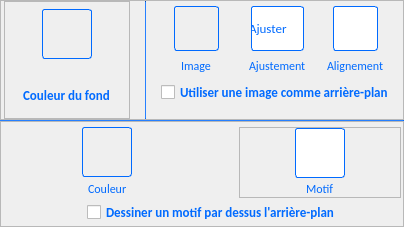
Qt form PhotosConsigne/ui/Background.ui (FlorianLance/PhotosConsigne) before a commit.
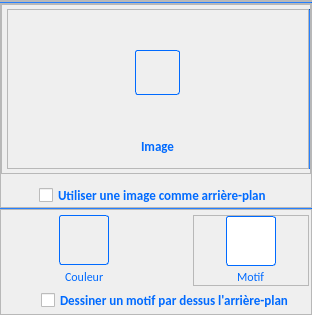
The same form after that commit. Icons and pictures are not drawn.

```diff
--- a/PhotosConsigne/ui/Background.ui
+++ b/PhotosConsigne/ui/Background.ui
@@ -6,8 +6,8 @@
    <rect>
     <x>0</x>
     <y>0</y>
-    <width>404</width>
-    <height>221</height>
+    <width>312</width>
+    <height>301</height>
    </rect>
   </property>
   <property name="windowTitle">
@@ -29,181 +29,107 @@
    <property name="spacing">
     <number>0</number>
    </property>
+   <item row="1" column="0">
+    <widget class="Line" name="line_3">
+     <property name="maximumSize">
+      <size>
+       <width>16777215</width>
+       <height>1</height>
+      </size>
+     </property>
+     <property name="styleSheet">
+      <string notr="true">	background-color: rgb(0,106,255);</string>
+     </property>
+     <property name="orientation">
+      <enum>Qt::Horizontal</enum>
+     </property>
+    </widget>
+   </item>
    <item row="0" column="0">
-    <widget class="QFrame" name="frameBackground">
-     <property name="enabled">
-      <bool>true</bool>
-     </property>
+    <widget class="QFrame" name="frameDegraded">
      <property name="minimumSize">
       <size>
        <width>0</width>
-       <height>120</height>
+       <height>0</height>
       </size>
      </property>
-     <property name="styleSheet">
-      <string notr="true"/>
+     <property name="frameShape">
+      <enum>QFrame::StyledPanel</enum>
      </property>
+     <property name="frameShadow">
+      <enum>QFrame::Raised</enum>
+     </property>
+     <layout class="QVBoxLayout" name="vlDegraded">
+      <property name="spacing">
+       <number>0</number>
+      </property>
+      <property name="leftMargin">
+       <number>0</number>
+      </property>
+      <property name="topMargin">
+       <number>0</number>
+      </property>
+      <property name="rightMargin">
+       <number>0</number>
+      </property>
+      <property name="bottomMargin">
+       <number>0</number>
+      </property>
+     </layout>
+    </widget>
+   </item>
+   <item row="2" column="0">
+    <widget class="QFrame" name="frameBackgroundImage">
+     <property name="sizePolicy">
+      <sizepolicy hsizetype="Preferred" vsizetype="Minimum">
+       <horstretch>0</horstretch>
+       <verstretch>0</verstretch>
+      </sizepolicy>
+     </property>
+     <property name="minimumSize">
+      <size>
+       <width>0</width>
+       <height>0</height>
+      </size>
+     </property>
      <property name="frameShape">
       <enum>QFrame::StyledPanel</enum>
      </property>
      <property name="frameShadow">
       <enum>QFrame::Raised</enum>
      </property>
-     <layout class="QGridLayout" name="gridLayout_14">
+     <layout class="QGridLayout" name="gridLayout_2">
       <property name="leftMargin">
-       <number>3</number>
+       <number>0</number>
       </property>
       <property name="topMargin">
        <number>0</number>
       </property>
+      <property name="rightMargin">
+       <number>0</number>
+      </property>
       <property name="bottomMargin">
        <number>0</number>
       </property>
       <property name="horizontalSpacing">
-       <number>15</number>
+       <number>0</number>
       </property>
-      <item row="0" column="0">
-       <widget class="QFrame" name="frameColorPage">
-        <property name="enabled">
-         <bool>true</bool>
-        </property>
-        <property name="minimumSize">
-         <size>
-          <width>0</width>
-          <height>0</height>
-         </size>
-        </property>
-        <property name="maximumSize">
-         <size>
-          <width>200</width>
-          <height>16777215</height>
-         </size>
-        </property>
-        <property name="styleSheet">
-         <string notr="true"/>
-        </property>
-        <property name="frameShape">
-         <enum>QFrame::StyledPanel</enum>
-        </property>
-        <property name="frameShadow">
-         <enum>QFrame::Raised</enum>
-        </property>
-        <layout class="QVBoxLayout" name="verticalLayout_26">
-         <property name="spacing">
-          <number>14</number>
-         </property>
-         <property name="leftMargin">
-          <number>2</number>
-         </property>
-         <property name="topMargin">
-          <number>7</number>
-         </property>
-         <property name="rightMargin">
-          <number>2</number>
-         </property>
-         <property name="bottomMargin">
-          <number>0</number>
-         </property>
-         <item alignment="Qt::AlignHCenter|Qt::AlignTop">
-          <widget class="QToolButton" name="tbColorPage">
-           <property name="minimumSize">
-            <size>
-             <width>50</width>
-             <height>50</height>
-            </size>
-           </property>
-           <property name="maximumSize">
-            <size>
-             <width>50</width>
-             <height>50</height>
-            </size>
-           </property>
-           <property name="toolTip">
-            <string>&lt;html&gt;&lt;head/&gt;&lt;body&gt;&lt;p&gt;Couleur du fond de la page&lt;/p&gt;&lt;p&gt;&lt;br/&gt;&lt;/p&gt;&lt;/body&gt;&lt;/html&gt;</string>
-           </property>
-           <property name="styleSheet">
-            <string notr="true"> QToolButton:pressed {
- background-color: white;
-     background-color: qlineargradient(x1: 0, y1: 0, x2: 0, y2: 1,
-                                       stop: 0 #f6f7fa, stop: 1 #dadbde);
-
- }
- 
-
-
-QToolButton:hover:!pressed
-{
-     background-color: qlineargradient(x1: 0, y1: 0, x2: 0, y2: 1,
-                                       stop: 0 #dadbde, stop: 1 #f6f7fa);
-}QToolButton {
-
-    border: 1px solid rgb(0,106,255);
-    border-radius: 3px;
-}
-
-</string>
-           </property>
-           <property name="text">
-            <string/>
-           </property>
-           <property name="iconSize">
-            <size>
-             <width>50</width>
-             <height>50</height>
-            </size>
-           </property>
-          </widget>
-         </item>
-         <item alignment="Qt::AlignHCenter">
-          <widget class="QLabel" name="laColorPage">
-           <property name="styleSheet">
-            <string notr="true">QWidget {
-  
-	color : rgb(0,106,255);
-    font:  bold 10pt Calibri;
-
-
- }
-
-
-QWidget:!enabled {
-  
-	color : rgb(150,150,150);
-    font:  bold 10pt Calibri;
- }
-</string>
-           </property>
-           <property name="text">
-            <string>Couleur du fond</string>
-           </property>
-          </widget>
-         </item>
-        </layout>
-       </widget>
-      </item>
-      <item row="0" column="1">
-       <widget class="Line" name="line_10">
-        <property name="maximumSize">
-         <size>
-          <width>1</width>
-          <height>16777215</height>
-         </size>
-        </property>
-        <property name="styleSheet">
-         <string notr="true">	background-color: rgb(0,106,255);</string>
-        </property>
-        <property name="orientation">
-         <enum>Qt::Vertical</enum>
-        </property>
-       </widget>
-      </item>
-      <item row="0" column="2">
+      <property name="verticalSpacing">
+       <number>10</number>
+      </property>
+      <item row="0" column="0" colspan="2">
        <widget class="QFrame" name="frameBackgroundImageSettings">
-        <property name="styleSheet">
-         <string notr="true">.QFrame{
-    border: 0px solid gray;
-    border-radius: 0px;
-}</string>
+        <property name="sizePolicy">
+         <sizepolicy hsizetype="Preferred" vsizetype="Minimum">
+          <horstretch>0</horstretch>
+          <verstretch>0</verstretch>
+         </sizepolicy>
+        </property>
+        <property name="maximumSize">
+         <size>
+          <width>16777215</width>
+          <height>315</height>
+         </size>
         </property>
         <property name="frameShape">
          <enum>QFrame::StyledPanel</enum>
@@ -211,186 +137,30 @@
         <property name="frameShadow">
          <enum>QFrame::Raised</enum>
         </property>
-        <layout class="QGridLayout" name="gridLayout_31">
-         <property name="leftMargin">
+        <layout class="QHBoxLayout" name="hlBackgroundImageSettings">
+         <property name="spacing">
           <number>0</number>
          </property>
-         <property name="topMargin">
+         <property name="leftMargin">
           <number>5</number>
          </property>
+         <property name="topMargin">
+          <number>4</number>
+         </property>
          <property name="rightMargin">
           <number>0</number>
          </property>
          <property name="bottomMargin">
-          <number>15</number>
+          <number>4</number>
          </property>
-         <property name="spacing">
-          <number>3</number>
-         </property>
-         <item row="0" column="1">
-          <widget class="QFrame" name="frameAdjustBackgroundImage">
-           <property name="frameShape">
-            <enum>QFrame::StyledPanel</enum>
+         <item>
+          <widget class="QFrame" name="frameBackgroundImageChoice">
+           <property name="sizePolicy">
+            <sizepolicy hsizetype="Preferred" vsizetype="Minimum">
+             <horstretch>0</horstretch>
+             <verstretch>0</verstretch>
+            </sizepolicy>
            </property>
-           <property name="frameShadow">
-            <enum>QFrame::Raised</enum>
-           </property>
-           <layout class="QVBoxLayout" name="verticalLayout_27">
-            <property name="spacing">
-             <number>3</number>
-            </property>
-            <property name="leftMargin">
-             <number>2</number>
-            </property>
-            <property name="topMargin">
-             <number>0</number>
-            </property>
-            <property name="rightMargin">
-             <number>2</number>
-            </property>
-            <property name="bottomMargin">
-             <number>0</number>
-            </property>
-            <item alignment="Qt::AlignHCenter">
-             <widget class="QComboBox" name="cbAdjustBackgroundImage">
-              <property name="minimumSize">
-               <size>
-                <width>0</width>
-                <height>45</height>
-               </size>
-              </property>
-              <property name="maximumSize">
-               <size>
-                <width>16777215</width>
-                <height>45</height>
-               </size>
-              </property>
-              <property name="toolTip">
-               <string>&lt;html&gt;&lt;head/&gt;&lt;body&gt;&lt;p&gt;Ajustement de l'image de fond&lt;/p&gt;&lt;/body&gt;&lt;/html&gt;</string>
-              </property>
-              <property name="styleSheet">
-               <string notr="true">QComboBox {
-    border: 1px solid rgb(0,106,255);
-    border-radius: 3px;
-    padding: 1px 1px 1px -3px;
-
-	background-color: qlineargradient(x1: 0, y1: 0, x2: 0, y2: 1,
-                                       stop: 0 #dadbde, stop: 1 #f6f7fa);
-
-    font:  10pt Calibri;
-	color : rgb(150,150,150);
-}
-
-
-QComboBox:enabled {
-
-	color : rgb(0,106,255);
-}
-
-
-QComboBox::drop-down {
-	width: 0px;
-}
-
-QComboBox:hover{
-background-color: qlineargradient(x1: 0, y1: 0, x2: 0, y2: 1,
-                                       stop: 0 #f6f7fa, stop: 1 #dadbde);
-}
-
- QComboBox QAbstractItemView {
-     selection-background-color: lightgray;
- }</string>
-              </property>
-              <property name="currentIndex">
-               <number>3</number>
-              </property>
-              <property name="iconSize">
-               <size>
-                <width>72</width>
-                <height>46</height>
-               </size>
-              </property>
-              <property name="frame">
-               <bool>true</bool>
-              </property>
-              <item>
-               <property name="text">
-                <string>Centrer</string>
-               </property>
-               <property name="icon">
-                <iconset resource="../resources.qrc">
-                 <normaloff>:/images/adjust/center_bg_image</normaloff>:/images/adjust/center_bg_image</iconset>
-               </property>
-              </item>
-              <item>
-               <property name="text">
-                <string>Etirer</string>
-               </property>
-               <property name="icon">
-                <iconset resource="../resources.qrc">
-                 <normaloff>:/images/adjust/extend_bg_image</normaloff>:/images/adjust/extend_bg_image</iconset>
-               </property>
-              </item>
-              <item>
-               <property name="text">
-                <string>Remplir</string>
-               </property>
-               <property name="icon">
-                <iconset resource="../resources.qrc">
-                 <normaloff>:/images/adjust/fill_bg_image</normaloff>:/images/adjust/fill_bg_image</iconset>
-               </property>
-              </item>
-              <item>
-               <property name="text">
-                <string>Ajuster</string>
-               </property>
-               <property name="icon">
-                <iconset resource="../resources.qrc">
-                 <normaloff>:/images/adjust/adjust_bg_image</normaloff>:/images/adjust/adjust_bg_image</iconset>
-               </property>
-              </item>
-              <item>
-               <property name="text">
-                <string>Mosaïque</string>
-               </property>
-               <property name="icon">
-                <iconset resource="../resources.qrc">
-                 <normaloff>:/images/adjust/mosaic_bg_image</normaloff>:/images/adjust/mosaic_bg_image</iconset>
-               </property>
-              </item>
-             </widget>
-            </item>
-            <item alignment="Qt::AlignHCenter">
-             <widget class="QLabel" name="laAdjustBackgroundImage">
-              <property name="styleSheet">
-               <string notr="true">
-
-QWidget {
-  
-	color : rgb(0,106,255);
-     font:  9pt Calibri;
-
-
- }
-
-
-QWidget:!enabled {
-  
-	color : rgb(150,150,150);
-     font:  9pt Calibri;
- }
-</string>
-              </property>
-              <property name="text">
-               <string>Ajustement</string>
-              </property>
-             </widget>
-            </item>
-           </layout>
-          </widget>
-         </item>
-         <item row="0" column="0">
-          <widget class="QFrame" name="frameBackgroundImage">
            <property name="frameShape">
             <enum>QFrame::StyledPanel</enum>
            </property>
@@ -402,17 +172,30 @@
              <number>3</number>
             </property>
             <property name="leftMargin">
-             <number>2</number>
+             <number>10</number>
             </property>
             <property name="topMargin">
              <number>0</number>
             </property>
             <property name="rightMargin">
-             <number>7</number>
+             <number>10</number>
             </property>
             <property name="bottomMargin">
-             <number>0</number>
+             <number>13</number>
             </property>
+            <item>
+             <spacer name="verticalSpacer_3">
+              <property name="orientation">
+               <enum>Qt::Vertical</enum>
+              </property>
+              <property name="sizeHint" stdset="0">
+               <size>
+                <width>20</width>
+                <height>40</height>
+               </size>
+              </property>
+             </spacer>
+            </item>
             <item alignment="Qt::AlignHCenter|Qt::AlignVCenter">
              <widget class="QToolButton" name="tbBackgroundImage">
               <property name="minimumSize">
@@ -465,6 +248,19 @@
               </property>
              </widget>
             </item>
+            <item>
+             <spacer name="verticalSpacer_2">
+              <property name="orientation">
+               <enum>Qt::Vertical</enum>
+              </property>
+              <property name="sizeHint" stdset="0">
+               <size>
+                <width>20</width>
+                <height>40</height>
+               </size>
+              </property>
+             </spacer>
+            </item>
             <item alignment="Qt::AlignHCenter">
              <widget class="QLabel" name="laBackgroundImage">
               <property name="minimumSize">
@@ -474,12 +270,10 @@
                </size>
               </property>
               <property name="styleSheet">
-               <string notr="true">
-
-QWidget {
+               <string notr="true">QWidget {
   
 	color : rgb(0,106,255);
-     font:  9pt Calibri;
+    font:  bold 10pt Calibri;
 
 
  }
@@ -488,15 +282,8 @@
 QWidget:!enabled {
   
 	color : rgb(150,150,150);
-     font:  9pt Calibri;
+    font:  bold 10pt Calibri;
  }
-QWidget {
-  
-	color : rgb(0,106,255);
-    font:  9pt Calibri;
-
- }
-
 </string>
               </property>
               <property name="text">
@@ -507,232 +294,65 @@
            </layout>
           </widget>
          </item>
-         <item row="0" column="2">
-          <widget class="QFrame" name="frameBackgroundImageAligment">
-           <property name="frameShape">
-            <enum>QFrame::StyledPanel</enum>
+         <item>
+          <widget class="Line" name="line_2">
+           <property name="minimumSize">
+            <size>
+             <width>0</width>
+             <height>0</height>
+            </size>
            </property>
-           <property name="frameShadow">
-            <enum>QFrame::Raised</enum>
-           </property>
-           <layout class="QVBoxLayout" name="verticalLayout_29">
-            <property name="spacing">
-             <number>3</number>
-            </property>
-            <property name="leftMargin">
-             <number>0</number>
-            </property>
-            <property name="topMargin">
-             <number>0</number>
-            </property>
-            <property name="rightMargin">
-             <number>0</number>
-            </property>
-            <property name="bottomMargin">
-             <number>0</number>
-            </property>
-            <item alignment="Qt::AlignHCenter">
-             <widget class="QComboBox" name="cbBackgroundImageAligment">
-              <property name="minimumSize">
-               <size>
-                <width>45</width>
-                <height>45</height>
-               </size>
-              </property>
-              <property name="maximumSize">
-               <size>
-                <width>45</width>
-                <height>45</height>
-               </size>
-              </property>
-              <property name="toolTip">
-               <string>&lt;html&gt;&lt;head/&gt;&lt;body&gt;&lt;p&gt;Choix du motif de fond&lt;/p&gt;&lt;/body&gt;&lt;/html&gt;</string>
-              </property>
-              <property name="styleSheet">
-               <string notr="true">QComboBox {
-    border: 1px solid rgb(0,106,255);
-    border-radius: 3px;
-  padding: 1px -1px 1px 4px;
-
-	background-color: qlineargradient(x1: 0, y1: 0, x2: 0, y2: 1,
-                                       stop: 0 #dadbde, stop: 1 #f6f7fa);
-}
-
-QComboBox::drop-down {
-	width: 0px;
-}
-
-QComboBox:hover{
-background-color: qlineargradient(x1: 0, y1: 0, x2: 0, y2: 1,
-                                       stop: 0 #f6f7fa, stop: 1 #dadbde);
-}
-
-
- QComboBox QAbstractItemView {
-     selection-background-color: lightgray;
- }</string>
-              </property>
-              <property name="currentIndex">
-               <number>1</number>
-              </property>
-              <property name="iconSize">
-               <size>
-                <width>35</width>
-                <height>35</height>
-               </size>
-              </property>
-              <property name="frame">
-               <bool>true</bool>
-              </property>
-              <item>
-               <property name="text">
-                <string/>
-               </property>
-               <property name="icon">
-                <iconset resource="../resources.qrc">
-                 <normaloff>:/images/aligment/center_left</normaloff>:/images/aligment/center_left</iconset>
-               </property>
-              </item>
-              <item>
-               <property name="text">
-                <string/>
-               </property>
-               <property name="icon">
-                <iconset resource="../resources.qrc">
-                 <normaloff>:/images/aligment/center_center</normaloff>:/images/aligment/center_center</iconset>
-               </property>
-              </item>
-              <item>
-               <property name="text">
-                <string/>
-               </property>
-               <property name="icon">
-                <iconset resource="../resources.qrc">
-                 <normaloff>:/images/aligment/center_right</normaloff>:/images/aligment/center_right</iconset>
-               </property>
-              </item>
-              <item>
-               <property name="text">
-                <string/>
-               </property>
-               <property name="icon">
-                <iconset resource="../resources.qrc">
-                 <normaloff>:/images/aligment/top_left</normaloff>:/images/aligment/top_left</iconset>
-               </property>
-              </item>
-              <item>
-               <property name="text">
-                <string/>
-               </property>
-               <property name="icon">
-                <iconset resource="../resources.qrc">
-                 <normaloff>:/images/aligment/top_center</normaloff>:/images/aligment/top_center</iconset>
-               </property>
-              </item>
-              <item>
-               <property name="text">
-                <string/>
-               </property>
-               <property name="icon">
-                <iconset resource="../resources.qrc">
-                 <normaloff>:/images/aligment/top_right</normaloff>:/images/aligment/top_right</iconset>
-               </property>
-              </item>
-              <item>
-               <property name="text">
-                <string/>
-               </property>
-               <property name="icon">
-                <iconset resource="../resources.qrc">
-                 <normaloff>:/images/aligment/down_left</normaloff>:/images/aligment/down_left</iconset>
-               </property>
-              </item>
-              <item>
-               <property name="text">
-                <string/>
-               </property>
-               <property name="icon">
-                <iconset resource="../resources.qrc">
-                 <normaloff>:/images/aligment/down_center</normaloff>:/images/aligment/down_center</iconset>
-               </property>
-              </item>
-              <item>
-               <property name="text">
-                <string/>
-               </property>
-               <property name="icon">
-                <iconset resource="../resources.qrc">
-                 <normaloff>:/images/aligment/down_right</normaloff>:/images/aligment/down_right</iconset>
-               </property>
-              </item>
-             </widget>
-            </item>
-            <item alignment="Qt::AlignHCenter">
-             <widget class="QLabel" name="laBackgroundImageAligment">
-              <property name="styleSheet">
-               <string notr="true">
-
-QWidget {
-  
-	color : rgb(0,106,255);
-     font:  9pt Calibri;
-
-
- }
-
-
-QWidget:!enabled {
-  
-	color : rgb(150,150,150);
-     font:  9pt Calibri;
- }
-</string>
-              </property>
-              <property name="text">
-               <string>Alignement</string>
-              </property>
-             </widget>
-            </item>
-           </layout>
-          </widget>
-         </item>
-         <item row="1" column="0" colspan="3" alignment="Qt::AlignHCenter">
-          <widget class="QCheckBox" name="cbUseBackgroundImage">
-           <property name="toolTip">
-            <string>&lt;html&gt;&lt;head/&gt;&lt;body&gt;&lt;p&gt;Activer l'utilisation d'une image pour le fond des pages&lt;/p&gt;&lt;/body&gt;&lt;/html&gt;</string>
+           <property name="maximumSize">
+            <size>
+             <width>1</width>
+             <height>16777215</height>
+            </size>
            </property>
            <property name="styleSheet">
-            <string notr="true">QWidget {
-  
-	color : rgb(0,106,255);
-    font:  bold 10pt Calibri;
-
-
- }
-
-
-QWidget:!enabled {
-  
-	color : rgb(150,150,150);
-    font:  bold 10pt Calibri;
- }
-</string>
+            <string notr="true">	background-color: rgb(0,106,255);</string>
            </property>
-           <property name="text">
-            <string>Utiliser une image comme arrière-plan</string>
-           </property>
-           <property name="checked">
-            <bool>false</bool>
+           <property name="orientation">
+            <enum>Qt::Vertical</enum>
            </property>
           </widget>
          </item>
         </layout>
        </widget>
       </item>
+      <item row="1" column="0" colspan="2" alignment="Qt::AlignHCenter">
+       <widget class="QCheckBox" name="cbUseBackgroundImage">
+        <property name="toolTip">
+         <string>&lt;html&gt;&lt;head/&gt;&lt;body&gt;&lt;p&gt;Activer l'utilisation d'une image pour le fond des pages&lt;/p&gt;&lt;/body&gt;&lt;/html&gt;</string>
+        </property>
+        <property name="styleSheet">
+         <string notr="true">QWidget {
+  
+	color : rgb(0,106,255);
+    font:  bold 10pt Calibri;
+
+
+ }
+
+
+QWidget:!enabled {
+  
+	color : rgb(150,150,150);
+    font:  bold 10pt Calibri;
+ }
+</string>
+        </property>
+        <property name="text">
+         <string>Utiliser une image comme arrière-plan</string>
+        </property>
+        <property name="checked">
+         <bool>false</bool>
+        </property>
+       </widget>
+      </item>
      </layout>
     </widget>
    </item>
-   <item row="2" column="0">
+   <item row="4" column="0">
     <widget class="QFrame" name="framePattern">
      <property name="enabled">
       <bool>true</bool>
@@ -1143,23 +763,7 @@
      </layout>
     </widget>
    </item>
-   <item row="1" column="0">
-    <widget class="Line" name="line1">
-     <property name="maximumSize">
-      <size>
-       <width>16777215</width>
-       <height>1</height>
-      </size>
-     </property>
-     <property name="styleSheet">
-      <string notr="true">	background-color: rgb(0,106,255);</string>
-     </property>
-     <property name="orientation">
-      <enum>Qt::Horizontal</enum>
-     </property>
-    </widget>
-   </item>
-   <item row="3" column="0">
+   <item row="6" column="0">
     <spacer name="verticalSpacer">
      <property name="orientation">
       <enum>Qt::Vertical</enum>
@@ -1172,6 +776,22 @@
      </property>
     </spacer>
    </item>
+   <item row="3" column="0">
+    <widget class="Line" name="line1">
+     <property name="maximumSize">
+      <size>
+       <width>16777215</width>
+       <height>1</height>
+      </size>
+     </property>
+     <property name="styleSheet">
+      <string notr="true">	background-color: rgb(0,106,255);</string>
+     </property>
+     <property name="orientation">
+      <enum>Qt::Horizontal</enum>
+     </property>
+    </widget>
+   </item>
   </layout>
  </widget>
  <resources>
```
